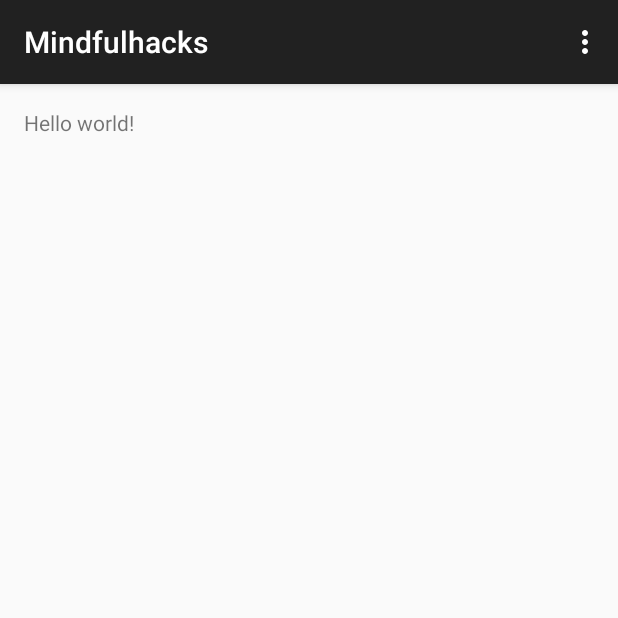
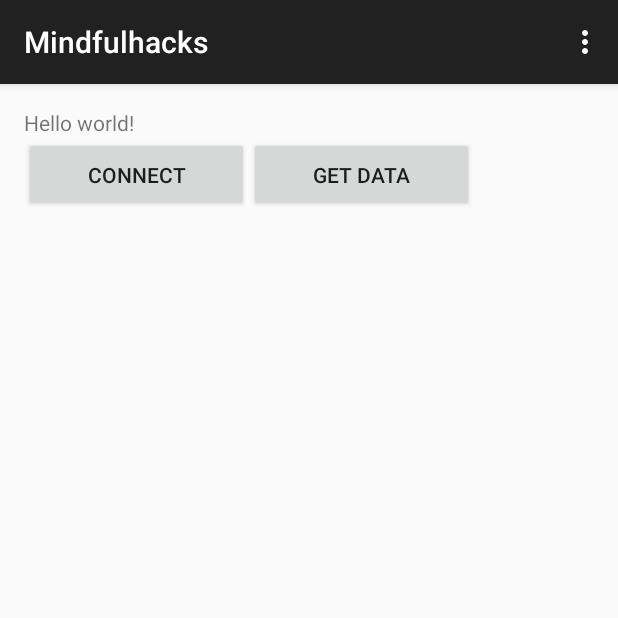
Before and after one commit to andrewjjung47/Musek, an Android app: the screen it shows after launch (MainActivity), on a phone screen of 412 x 824 dp, the top half of it. Run offline under Robolectric (Android 15) with nearby library versions, the phone set to English and light mode, and no system bars.

Commit message:
Added 2 buttons for "connect" and "debug"

```diff
--- a/mindfulhacks/app/src/main/java/wearhacks/mindfulhacks/MainActivity.java
+++ b/mindfulhacks/app/src/main/java/wearhacks/mindfulhacks/MainActivity.java
@@ -2,8 +2,11 @@ package wearhacks.mindfulhacks;
 
 import android.support.v7.app.ActionBarActivity;
 import android.os.Bundle;
+import android.util.Log;
 import android.view.Menu;
 import android.view.MenuItem;
+import android.view.View;
+import android.widget.Button;
 
 
 public class MainActivity extends ActionBarActivity {
@@ -12,6 +15,32 @@ public class MainActivity extends ActionBarActivity {
     protected void onCreate(Bundle savedInstanceState) {
         super.onCreate(savedInstanceState);
         setContentView(R.layout.activity_main);
+
+        initialize();
+    }
+
+    private void initialize() {
+        Button btn = (Button) findViewById(R.id.btn1);
+
+        btn.setOnClickListener(new View.OnClickListener() {
+
+            @Override
+            public void onClick(View v) {
+                connect();
+            }
+
+        });
+
+        btn = (Button) findViewById(R.id.btn2);
+
+        btn.setOnClickListener(new View.OnClickListener() {
+
+            @Override
+            public void onClick(View v) {
+                debug();
+            }
+
+        });
     }
 
 
@@ -36,4 +65,12 @@ public class MainActivity extends ActionBarActivity {
 
         return super.onOptionsItemSelected(item);
     }
+
+    private void connect() {
+        Log.v("dbg", "Connect");
+    }
+
+    private void debug() {
+        Log.v("dbg", "Debug");
+    }
 }
--- a/mindfulhacks/app/src/main/res/layout/activity_main.xml
+++ b/mindfulhacks/app/src/main/res/layout/activity_main.xml
@@ -5,7 +5,24 @@
     android:paddingTop="@dimen/activity_vertical_margin"
     android:paddingBottom="@dimen/activity_vertical_margin" tools:context=".MainActivity">
 
-    <TextView android:text="@string/hello_world" android:layout_width="wrap_content"
+    <TextView
+        android:id="@+id/TV1"
+        android:text="@string/hello_world" android:layout_width="wrap_content"
         android:layout_height="wrap_content" />
 
+    <Button
+        android:id="@+id/btn1"
+        android:text="Connect"
+        android:layout_below="@+id/TV1"
+        android:layout_height="50dp"
+        android:layout_width="150dp"/>
+
+    <Button
+        android:id="@+id/btn2"
+        android:text="Get Data"
+        android:layout_toRightOf="@+id/btn1"
+        android:layout_below="@+id/TV1"
+        android:layout_height="50dp"
+        android:layout_width="150dp" />
+
 </RelativeLayout>
```
